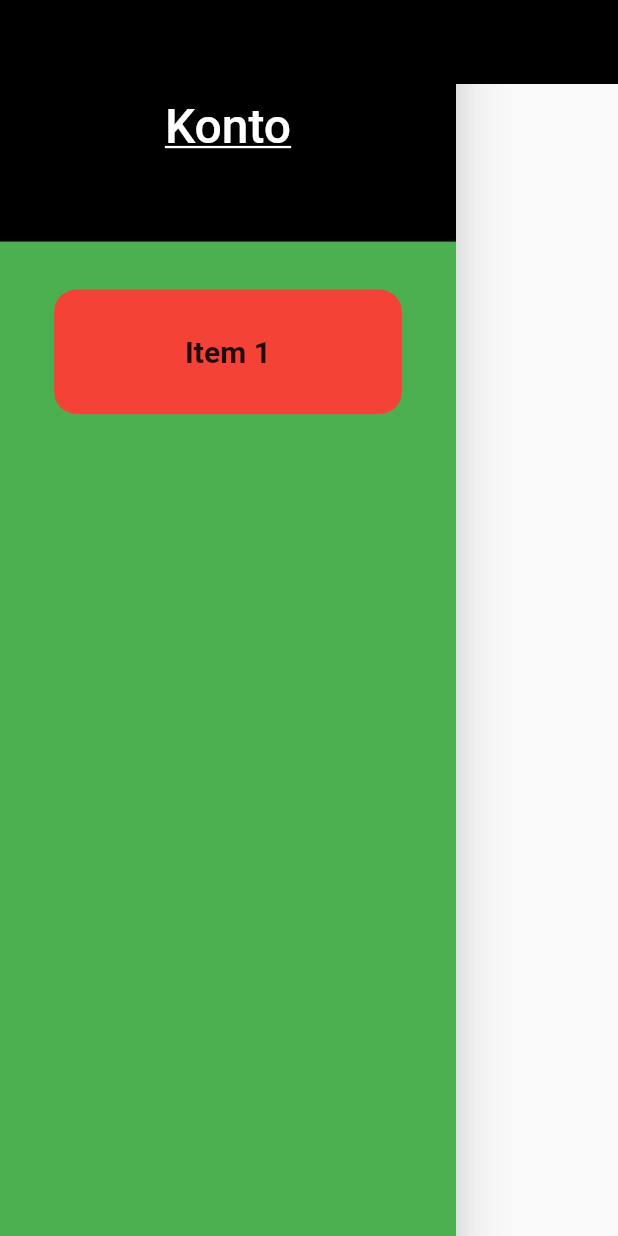
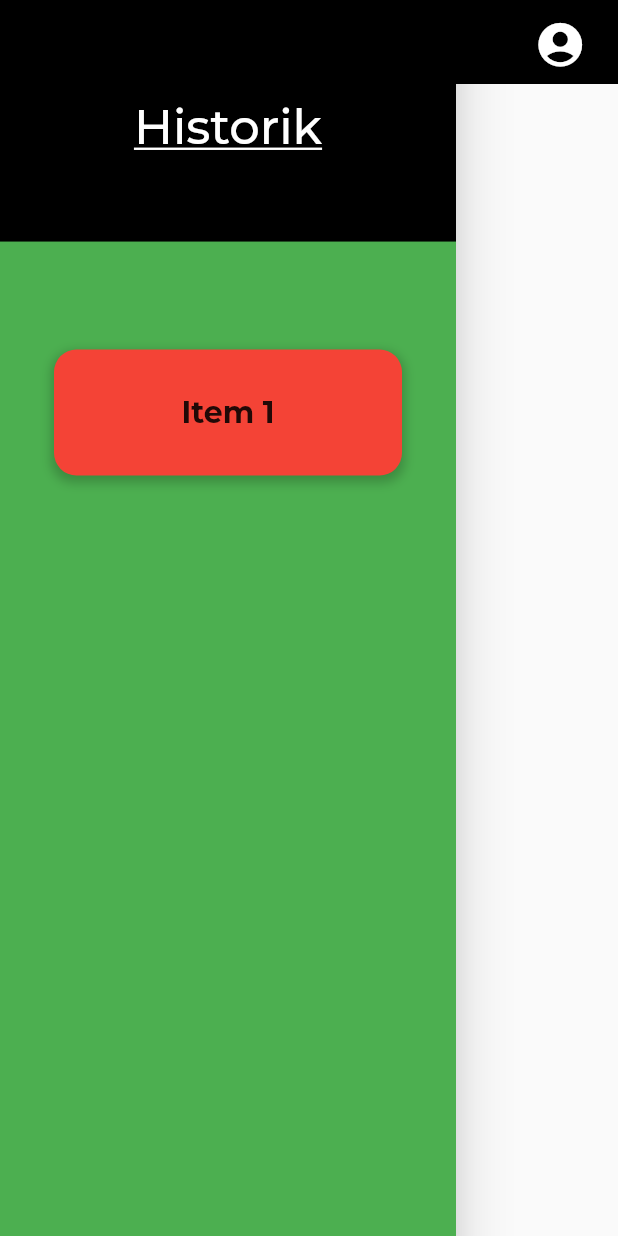
Before and after one commit to Rasmus3liasson/alcohol_check, a Flutter app: the screen it shows after launch, item 2 of the bottom bar chosen, on a phone screen of 412 x 824 dp. Run offline on Flutter 3.47's test engine with Material 2 defaults, Android fonts, the phone set to English and light mode, and no system bars; our stand-ins replace google_fonts; missing offline and left inert: flutter_animated_button.

Commit message:
added google fonts

```diff
--- a/lib/main.dart
+++ b/lib/main.dart
@@ -9,6 +9,7 @@ import 'models/user_data.dart';
 import 'package:alcohol_check/utils/enums/gender_enum.dart';
 import 'package:flutter_animated_button/flutter_animated_button.dart';
 import 'package:alcohol_check/utils/constans/color.dart';
+import 'package:google_fonts/google_fonts.dart';
 
 void main() {
   runApp(MyApp());
@@ -26,6 +27,11 @@ class _MyAppState extends State<MyApp> {
       title: 'User Information',
       debugShowCheckedModeBanner: false,
       home: MyHomePage(),
+      theme: ThemeData(
+        textTheme: GoogleFonts.montserratTextTheme(
+          Theme.of(context).textTheme,
+        ),
+      ),
     );
   }
 }
@@ -50,8 +56,15 @@ class _MyHomePageState extends State<MyHomePage> {
     return Scaffold(
       appBar: CustomAppBar(),
       body: Center(
-        child: Padding(
-          padding: const EdgeInsets.symmetric(vertical: 0.0, horizontal:60.0),
+        child: userDetaills(userData),
+      ),
+      bottomNavigationBar: CustomBottomNavigationBar(),
+    );
+  }
+
+  Padding userDetaills(UserData userData) {
+    return Padding(
+        padding: const EdgeInsets.symmetric(vertical: 0.0, horizontal: 60.0),
         child: Column(
           mainAxisAlignment: MainAxisAlignment.center,
           children: <Widget>[
@@ -157,12 +170,11 @@ class _MyHomePageState extends State<MyHomePage> {
             SizedBox(height: 20.0),
 
             if (height > 0 && weight > 0)
-               CustomNavigationButton(text: 'Vidare', widgetNavigation: Consumtion(userData: userData))
+              CustomNavigationButton(
+                  text: 'Vidare',
+                  widgetNavigation: Consumtion(userData: userData))
           ],
         ),
-        ),
-      ),
-      bottomNavigationBar: CustomBottomNavigationBar(),
       );
   }
 }
--- a/lib/utils/functions/components/appbar.dart
+++ b/lib/utils/functions/components/appbar.dart
@@ -23,6 +23,20 @@ class CustomAppBar extends StatelessWidget implements PreferredSizeWidget {
               icon: Icon(Icons.arrow_back_ios_rounded),
             )
           : null,
+          actions: [
+        Padding(
+           padding: const EdgeInsets.symmetric(horizontal: 16.0),
+          child: Center(
+            child: IconButton(
+              onPressed: () {
+              // Will direct to googler sign in later on
+              },
+              icon: const Icon(Icons.account_circle_sharp,size:35,),
+            ),
+          ),
+        ),
+      ],
+
     );
   }
 }
--- a/lib/utils/functions/components/drawer.dart
+++ b/lib/utils/functions/components/drawer.dart
@@ -1,16 +1,11 @@
 import 'package:flutter/material.dart';
 
 class CustomDrawer extends StatelessWidget {
-
-  CustomDrawer({Key? key})
-      : super(key: key);
+  CustomDrawer({Key? key}) : super(key: key);
 
   @override
   Widget build(BuildContext context) {
-
-
-    return
-     Drawer(
+    return Drawer(
       backgroundColor: Colors.green,
       child: Center(
         child: Column(
@@ -26,7 +21,7 @@ class CustomDrawer extends StatelessWidget {
                   mainAxisAlignment: MainAxisAlignment.center,
                   children: [
                     Text(
-                       'Konto',
+                      'Historik',
                       style: TextStyle(
                         fontSize: 32.0,
                         color: Colors.white,
@@ -36,6 +31,9 @@ class CustomDrawer extends StatelessWidget {
                   ],
                 ),
               ),
+            ),
+            const SizedBox(
+              height: 40.0,
             ),
             Expanded(
               child: Padding(
@@ -49,6 +47,14 @@ class CustomDrawer extends StatelessWidget {
                           color: Colors.red,
                           shape: BoxShape.rectangle,
                           borderRadius: BorderRadius.circular(15.0),
+                          boxShadow: [
+                            BoxShadow(
+                              color: Colors.black.withOpacity(0.2),
+                              spreadRadius: 2,
+                              blurRadius: 5,
+                              offset: Offset(0, 3),
+                            ),
+                          ],
                         ),
                         child: const Padding(
                           padding: EdgeInsets.all(30.0),
--- a/pubspec.yaml
+++ b/pubspec.yaml
@@ -36,6 +36,7 @@ dependencies:
   # The following adds the Cupertino Icons font to your application.
   # Use with the CupertinoIcons class for iOS style icons.
   cupertino_icons: ^1.0.2
+  google_fonts: ^6.1.0
 
 dev_dependencies:
   flutter_test:
```
Also changed, not shown: lib/pages/consumtion_time/consumtion_time.dart (line endings or trailing spaces), pubspec.lock, 14 other files. Lines whose indentation alone changed are shown as unchanged.
